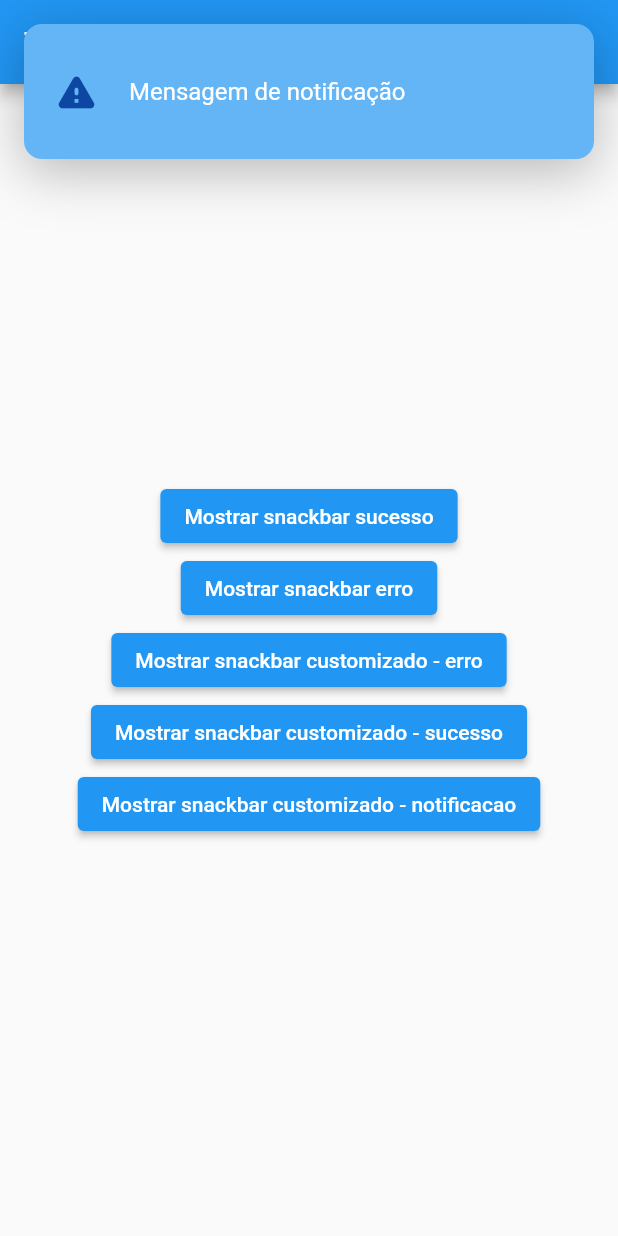
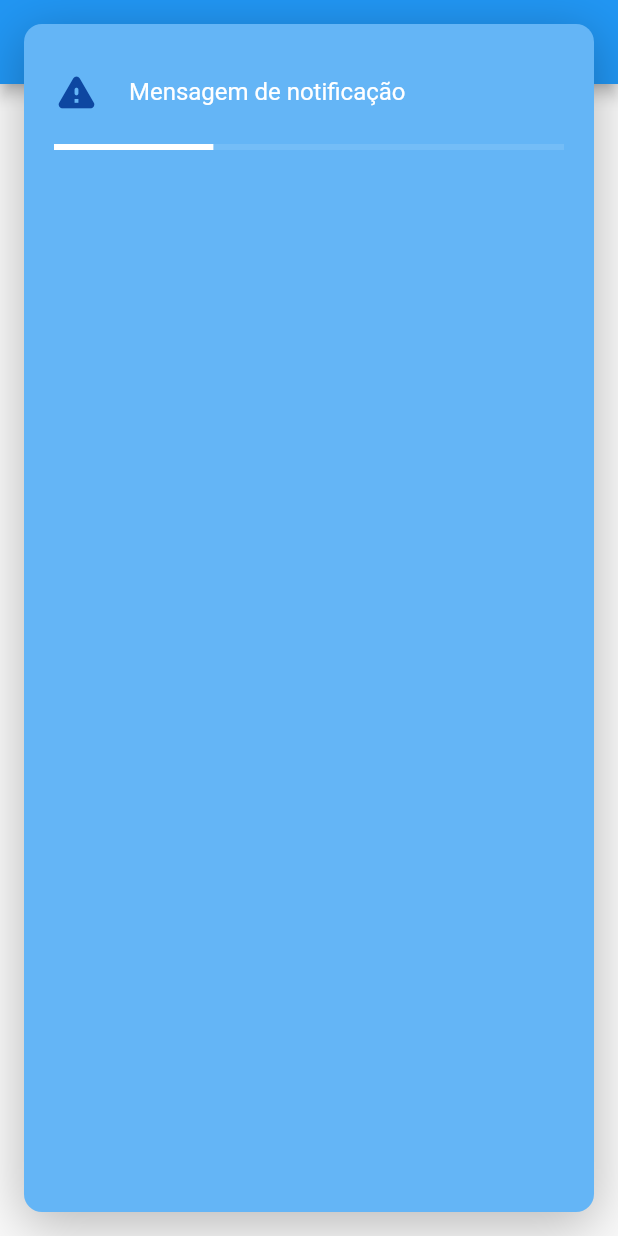
Before and after one commit to brunozupp/teste_lancamentos, a Flutter app: the TesteSnackbarUm screen opened directly, after a tap on "Mostrar snackbar customizado - notificac", on a phone screen of 412 x 824 dp. Run offline on Flutter 3.47's test engine with Material 2 defaults, Android fonts, the phone set to English and light mode, and no system bars; our stand-ins replace table_calendar, top_snackbar_flutter.

```diff
--- a/lib/main.dart
+++ b/lib/main.dart
@@ -18,7 +18,7 @@ class MyApp extends StatelessWidget {
       theme: ThemeData(
         primarySwatch: Colors.blue,
       ),
-      home: const TesteSnackbarUm(),
+      home: const TesteTableCalendarPage(),
       locale: const Locale("pt","BR"),
       localizationsDelegates: GlobalMaterialLocalizations.delegates,
       supportedLocales: const [
--- /dev/null
+++ b/lib/teste_snackbar/snackbar_card_widget.dart
@@ -0,0 +1,103 @@
+import 'package:flutter/material.dart';
+
+import 'package:teste_lancamentos/teste_snackbar/snackbar_utils.dart';
+
+class SnackbarCardWidget extends StatefulWidget {
+
+  final SnackbarCustomModal snackbarCustomModal;
+
+  const SnackbarCardWidget({
+    Key? key,
+    required this.snackbarCustomModal,
+  }) : super(key: key);
+
+  @override
+  _SnackbarCardWidgetState createState() => _SnackbarCardWidgetState();
+}
+
+class _SnackbarCardWidgetState extends State<SnackbarCardWidget> with SingleTickerProviderStateMixin {
+
+  SnackbarCustomModal get snackbarCustomModal => widget.snackbarCustomModal;
+
+  late AnimationController controller;
+  late Animation<double> animation;
+
+  @override
+  void initState() {
+    super.initState();
+
+    controller = AnimationController(
+      duration: const Duration(seconds: 3, milliseconds: 200),
+      vsync: this
+    );
+
+    animation = Tween(begin: 0.0, end: 1.0).animate(controller)
+      ..addListener(() {
+          setState(() {});
+      });
+
+    controller.forward();
+  }
+
+  @override
+  void dispose() {
+    controller.stop();
+    controller.dispose();
+    super.dispose();
+  }
+
+  @override
+  Widget build(BuildContext context) {
+    return Container(
+      padding: const EdgeInsets.symmetric(
+        vertical: 30,
+        horizontal: 20
+      ),
+      decoration: BoxDecoration(
+        color: snackbarCustomModal.backgroundColor,
+        borderRadius: const BorderRadius.all(Radius.circular(12)),
+        boxShadow: const [
+          BoxShadow(
+            color: Colors.black26,
+            offset: Offset(0.0, 8.0),
+            spreadRadius: 1,
+            blurRadius: 30,
+          ),
+        ]
+      ),
+      child: Column(
+        children: [
+          Row(
+            children: [
+              Icon(
+                snackbarCustomModal.icon,
+                color: snackbarCustomModal.iconColor,
+                size: 30,
+              ),
+              const SizedBox(
+                width: 20,
+              ),
+              Expanded(
+                child: Text(
+                  snackbarCustomModal.message,
+                  style: const TextStyle(
+                    fontSize: 16,
+                    color: Colors.white
+                  ),
+                ),
+              ),
+            ],
+          ),
+          const SizedBox(
+            height: 20,
+          ),
+          LinearProgressIndicator(
+            color: Colors.white,
+            value: animation.value,
+            backgroundColor: Colors.white10,
+          ),
+        ],
+      ),
+    );
+  }
+}
--- a/lib/teste_snackbar/snackbar_utils.dart
+++ b/lib/teste_snackbar/snackbar_utils.dart
@@ -1,6 +1,7 @@
 import 'dart:async';
 
 import 'package:flutter/material.dart';
+import 'package:teste_lancamentos/teste_snackbar/snackbar_card_widget.dart';
 import 'package:top_snackbar_flutter/top_snack_bar.dart';
 
 class SnackBarUtils {
@@ -16,45 +17,7 @@ class SnackBarUtils {
       context,
       Material(
         type: MaterialType.transparency,
-        child: Container(
-          padding: const EdgeInsets.symmetric(
-            vertical: 30,
-            horizontal: 20
-          ),
-          decoration: BoxDecoration(
-            color: snackbarCustomModal.backgroundColor,
-            borderRadius: const BorderRadius.all(Radius.circular(12)),
-            boxShadow: const [
-              BoxShadow(
-                color: Colors.black26,
-                offset: Offset(0.0, 8.0),
-                spreadRadius: 1,
-                blurRadius: 30,
-              ),
-            ]
-          ),
-          child: Row(
-            children: [
-              Icon(
-                snackbarCustomModal.icon,
-                color: snackbarCustomModal.iconColor,
-                size: 30,
-              ),
-              const SizedBox(
-                width: 20,
-              ),
-              Expanded(
-                child: Text(
-                  snackbarCustomModal.message,
-                  style: const TextStyle(
-                    fontSize: 16,
-                    color: Colors.white
-                  ),
-                ),
-              ),
-            ],
-          ),
-        ),
+        child: SnackbarCardWidget(snackbarCustomModal: snackbarCustomModal)
       ),
       displayDuration: const Duration(seconds: 2),
     );
```
Also changed, not shown: lib/teste_table_calendar/teste_table_calendar_page.dart (+94 -58 lines).
